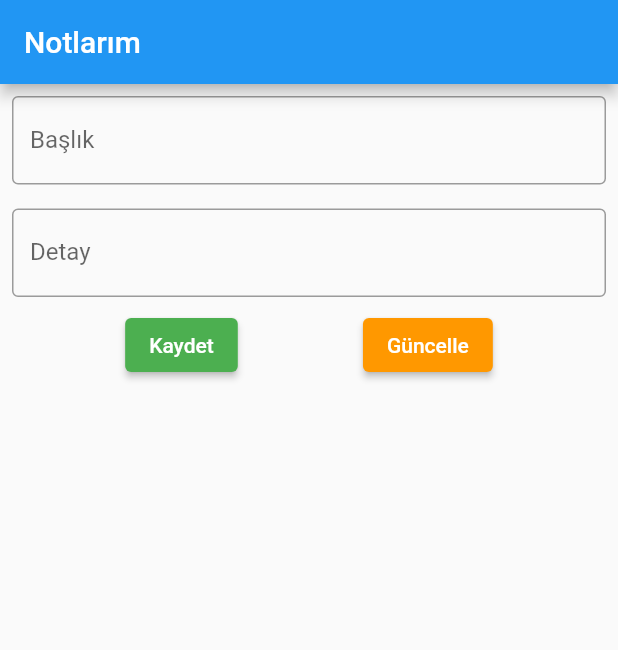
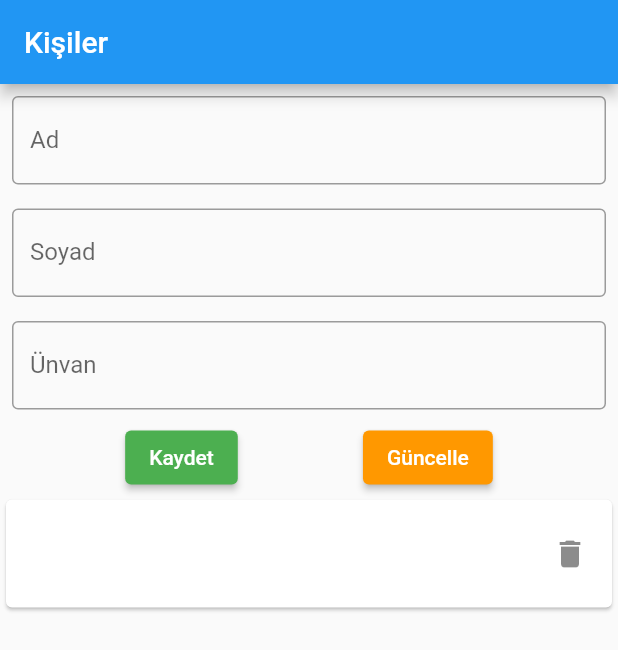
Before and after one commit to kacmazsila/sqlite_example, a Flutter app: the screen it shows after launch, after a tap on "Kaydet", on a phone screen of 412 x 824 dp. Shown: the top 650 px of the screen. Run offline on Flutter 3.47's test engine with Material 2 defaults, Android fonts, the phone set to English and light mode, and no system bars; our stand-ins replace sqflite; accounts and stored records are empty.

Commit message:
Kişiler sayfa tasarımı detayda notlarıma yönlendir

```diff
--- a/lib/main.dart
+++ b/lib/main.dart
@@ -1,5 +1,6 @@
 import 'package:flutter/material.dart';
 import 'package:sqlite_example/screens/home_page.dart';
+import 'package:sqlite_example/screens/person_page.dart';
 
 void main() {
   runApp(const MyApp());
@@ -12,7 +13,7 @@ class MyApp extends StatelessWidget {
   @override
   Widget build(BuildContext context) {
     return MaterialApp(
-      home: HomePage(),
+      home: PersonPage(),
     );
   }
 }
--- a/lib/model/notes.dart
+++ b/lib/model/notes.dart
@@ -4,9 +4,9 @@ class Notes {
   String? description;
   int? personId;
 
-  Notes(this.title, this.description);
+  Notes(this.title, this.description, this.personId);
 
-  Notes.withId(this.id, this.title, this.description);
+  Notes.withId(this.id, this.title, this.description, this.personId);
 
   Map<String, dynamic> toMap() {
     var map = Map<String, dynamic>();
--- a/lib/screens/home_page.dart
+++ b/lib/screens/home_page.dart
@@ -7,8 +7,9 @@ import 'package:sqlite_example/utils/dbHelper.dart';
 import '../model/notes.dart';
 
 class HomePage extends StatefulWidget {
-  const HomePage({super.key});
+  const HomePage({super.key, required this.personId});
 
+  final int personId;
   @override
   State<HomePage> createState() => _HomePageState();
 }
@@ -125,7 +126,8 @@ class _HomePageState extends State<HomePage> {
 
   saveNote() {
     if (txtTitle.text.isNotEmpty) {
-      Notes note = Notes(txtTitle.text.toString(), txtDetail.text.toString());
+      Notes note = Notes(
+          txtTitle.text.toString(), txtDetail.text.toString(), widget.personId);
       dataSave(note);
     }
   }
@@ -141,8 +143,8 @@ class _HomePageState extends State<HomePage> {
 
   updateNote() {
     if (selectedId > 0) {
-      update(Notes.withId(
-          selectedId, txtTitle.text.toString(), txtDetail.text.toString()));
+      update(Notes.withId(selectedId, txtTitle.text.toString(),
+          txtDetail.text.toString(), widget.personId));
     }
   }
 
--- /dev/null
+++ b/lib/screens/person_page.dart
@@ -0,0 +1,177 @@
+import 'package:flutter/material.dart';
+import 'package:flutter/src/widgets/container.dart';
+import 'package:flutter/src/widgets/framework.dart';
+import 'package:sqlite_example/screens/home_page.dart';
+import 'package:sqlite_example/utils/dbHelper.dart';
+
+import '../model/Person.dart';
+
+class PersonPage extends StatefulWidget {
+  const PersonPage({super.key});
+
+  @override
+  State<PersonPage> createState() => _PersonPageState();
+}
+
+class _PersonPageState extends State<PersonPage> {
+  List<Person> lstPerson = <Person>[];
+  TextEditingController txtName = TextEditingController();
+  TextEditingController txtLastName = TextEditingController();
+  TextEditingController txtTitle = TextEditingController();
+
+  DataBaseHelper dbhelper = DataBaseHelper();
+
+  int selectedId = -1;
+
+  @override
+  void initState() {
+    // TODO: implement initState
+    super.initState();
+
+    setState(() {
+      getPeople();
+    });
+  }
+
+  getPeople() async {
+    var result = await dbhelper.getAllPerson();
+    setState(() {
+      lstPerson = result;
+    });
+  }
+
+  @override
+  Widget build(BuildContext context) {
+    return Scaffold(
+      appBar: AppBar(
+        title: Text("Kişiler"),
+      ),
+      body: Container(
+        child: Column(
+          children: <Widget>[
+            Padding(
+              padding: EdgeInsets.all(8),
+              child: TextFormField(
+                controller: txtName,
+                decoration: const InputDecoration(
+                    label: Text('Ad'), border: OutlineInputBorder()),
+              ),
+            ),
+            Padding(
+              padding: EdgeInsets.all(8),
+              child: TextFormField(
+                controller: txtLastName,
+                decoration: const InputDecoration(
+                    label: Text('Soyad'), border: OutlineInputBorder()),
+              ),
+            ),
+            Padding(
+              padding: EdgeInsets.all(8),
+              child: TextFormField(
+                controller: txtTitle,
+                decoration: const InputDecoration(
+                    label: Text('Ünvan'), border: OutlineInputBorder()),
+              ),
+            ),
+            Row(
+              mainAxisAlignment: MainAxisAlignment.spaceEvenly,
+              children: [
+                ElevatedButton(
+                  onPressed: savePerson,
+                  child: const Text('Kaydet'),
+                  style: ButtonStyle(
+                    backgroundColor: MaterialStateProperty.all(Colors.green),
+                  ),
+                ),
+                ElevatedButton(
+                  onPressed: updatePerson,
+                  child: const Text('Güncelle'),
+                  style: ButtonStyle(
+                    backgroundColor: MaterialStateProperty.all(Colors.orange),
+                  ),
+                )
+              ],
+            ),
+            lstPerson.isNotEmpty
+                ? Expanded(
+                    child: ListView.builder(
+                        itemCount: lstPerson.length,
+                        itemBuilder: (context, index) {
+                          return Card(
+                            child: ListTile(
+                              onTap: () {
+                                Navigator.push(
+                                  context,
+                                  MaterialPageRoute(
+                                      builder: (context) => HomePage(
+                                          personId: lstPerson[index].id!)),
+                                );
+                                // setState(() {
+                                //   txtTitle.text =
+                                //       lstPerson[index].title.toString();
+                                //   txtName.text =
+                                //       lstPerson[index].name.toString();
+                                //   selectedId = lstPerson[index].id!;
+                                //   txtLastName.text = lstPerson[index].lastname!;
+                                // });
+                              },
+                              title: Text(lstPerson[index].title!),
+                              subtitle: Text(
+                                  "${lstPerson[index].name} ${lstPerson[index].lastname!}"),
+                              trailing:
+                                  // IconButton(icon: Icon(Icons.delete),
+                                  //  onPressed: (){
+
+                                  //  },
+                                  // )
+                                  GestureDetector(
+                                onTap: () {
+                                  deletePerson(lstPerson[index].id!);
+                                },
+                                child: Icon(Icons.delete),
+                              ),
+                            ),
+                          );
+                        }),
+                  )
+                : Card(),
+          ],
+        ),
+      ),
+    );
+  }
+
+  savePerson() {
+    Person person = Person(txtName.text.toString(), txtLastName.text.toString(),
+        txtTitle.text.toString());
+    save(person);
+  }
+
+  Future<void> save(Person person) async {
+    dbhelper.insertPerson(person);
+    setState(() {
+      getPeople();
+    });
+  }
+
+  updatePerson() {
+    Person person = Person.withId(selectedId, txtName.text.toString(),
+        txtLastName.text.toString(), txtTitle.text.toString());
+
+    update(person);
+  }
+
+  Future<void> update(Person person) async {
+    dbhelper.updatePerson(person);
+    setState(() {
+      getPeople();
+    });
+  }
+
+  deletePerson(int id) async {
+    dbhelper.deletePerson(selectedId);
+    setState(() {
+      getPeople();
+    });
+  }
+}
--- a/lib/utils/dbHelper.dart
+++ b/lib/utils/dbHelper.dart
@@ -30,7 +30,7 @@ class DataBaseHelper {
 
   void createDb(Database db, int version) async {
     await db.execute(
-        "Create table $notesTable ($clmnId integer primary key,$clmnPersonId integer foreign key,$clmnTitle text ,$clmnDescription text) ");
+        "Create table $notesTable ($clmnId integer primary key,$clmnPersonId integer ,$clmnTitle text ,$clmnDescription text) ");
     await db.execute(
         "CREATE TABLE $personTable ($clmnId integer primary key,$clmnName text,$clmnLastName text , $clmnTitle text)");
   }
```
